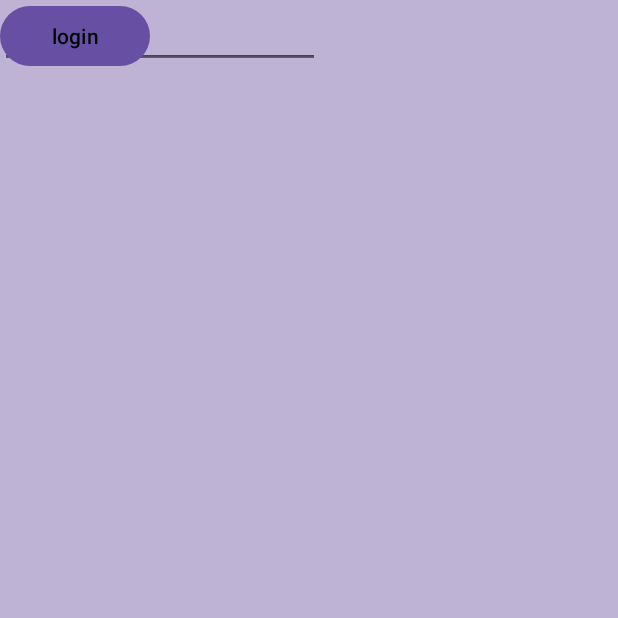
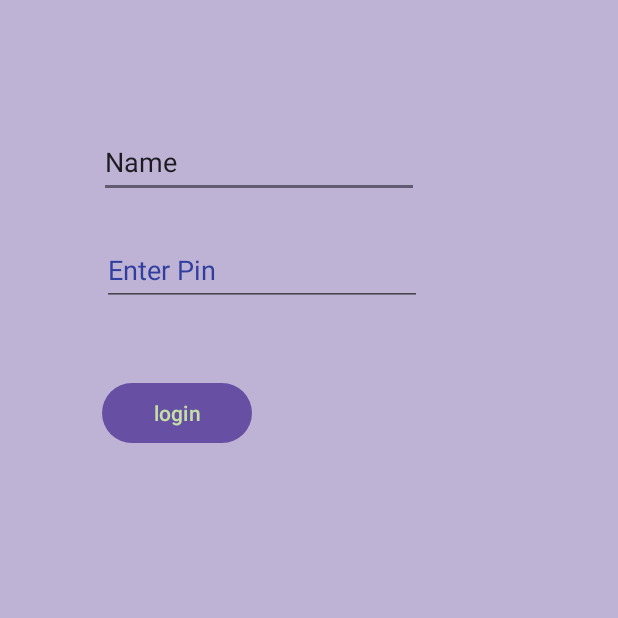
Before and after one commit to roshandanraj123/Androidapp, an Android app: the screen it shows after launch (MainActivity), on a phone screen of 412 x 824 dp, the top half of it. Run offline under Robolectric (Android 15) with nearby library versions, the phone set to English and light mode, and no system bars.

Commit message:
Button click

```diff
--- a/app/src/main/java/com/example/myapplication/MainActivity.kt
+++ b/app/src/main/java/com/example/myapplication/MainActivity.kt
@@ -1,6 +1,8 @@
 package com.example.myapplication
 
 import android.os.Bundle
+import android.util.Log
+import android.view.View
 import androidx.activity.enableEdgeToEdge
 import androidx.appcompat.app.AppCompatActivity
 import androidx.core.view.ViewCompat
@@ -17,4 +19,9 @@ class MainActivity : AppCompatActivity() {
             insets
         }
     }
+
+    fun myclickhandler(view: View) {
+        Log.i("MainActivity","Button clicked")
+    }
+
 }
--- a/app/src/main/res/layout/activity_main.xml
+++ b/app/src/main/res/layout/activity_main.xml
@@ -2,39 +2,51 @@
 <androidx.constraintlayout.widget.ConstraintLayout xmlns:android="http://schemas.android.com/apk/res/android"
     xmlns:app="http://schemas.android.com/apk/res-auto"
     xmlns:tools="http://schemas.android.com/tools"
-    android:background="#BEB3D5"
     android:id="@+id/main"
     android:layout_width="match_parent"
     android:layout_height="match_parent"
+    android:background="#BEB3D5"
     tools:context=".MainActivity">
 
     <EditText
         android:id="@+id/editTextText"
         android:layout_width="wrap_content"
         android:layout_height="wrap_content"
+        android:layout_marginStart="66dp"
+        android:layout_marginTop="84dp"
+        android:autofillHints=""
         android:ems="10"
         android:inputType="text"
-        android:text="Name"
-        tools:layout_editor_absoluteX="66dp"
-        tools:layout_editor_absoluteY="84dp" />
+        android:minHeight="48dp"
+        android:text="@string/name"
+        app:layout_constraintStart_toStartOf="parent"
+        app:layout_constraintTop_toTopOf="parent"
+        tools:ignore="LabelFor" />
 
     <EditText
         android:id="@+id/editTextTextPassword"
         android:layout_width="wrap_content"
         android:layout_height="wrap_content"
-        android:hint="Enter Pin"
+        android:layout_marginStart="2dp"
+        android:layout_marginTop="24dp"
+        android:autofillHints=""
         android:ems="10"
+        android:hint="@string/enter_pin"
         android:inputType="numberPassword"
-        tools:layout_editor_absoluteX="68dp"
-        tools:layout_editor_absoluteY="153dp" />
+        android:minHeight="48dp"
+        android:textColorHint="#303F9F"
+        app:layout_constraintStart_toStartOf="@+id/editTextText"
+        app:layout_constraintTop_toBottomOf="@+id/editTextText" />
 
     <Button
         android:id="@+id/button"
+        android:onClick="myclickhandler"
         android:layout_width="@dimen/myedit"
         android:layout_height="wrap_content"
-        android:text="login"
-        android:textColor="@color/black"
-        tools:layout_editor_absoluteX="68dp"
-        tools:layout_editor_absoluteY="245dp" />
+        android:layout_marginTop="47dp"
+        android:text="@string/login"
+        android:textColor="#C5E1A5"
+        app:layout_constraintStart_toStartOf="@+id/editTextTextPassword"
+        app:layout_constraintTop_toBottomOf="@+id/editTextTextPassword" />
 
 </androidx.constraintlayout.widget.ConstraintLayout>
--- a/app/src/main/res/values/strings.xml
+++ b/app/src/main/res/values/strings.xml
@@ -3,4 +3,7 @@
     <string name="happy_birthday_sam">Happy Birthday SAM!!!!</string>
     <string name="from_roshan">From Roshan</string>
     <string name="todo">TODO</string>
+    <string name="login">login</string>
+    <string name="name">Name</string>
+    <string name="enter_pin">Enter Pin</string>
 </resources>
```
